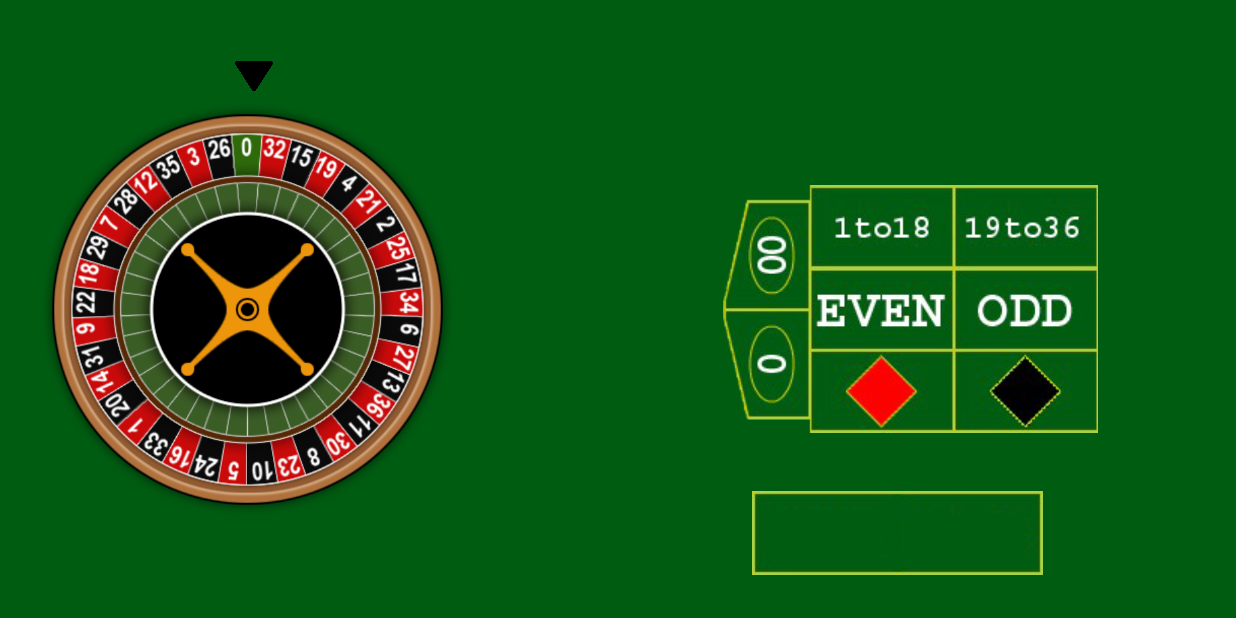
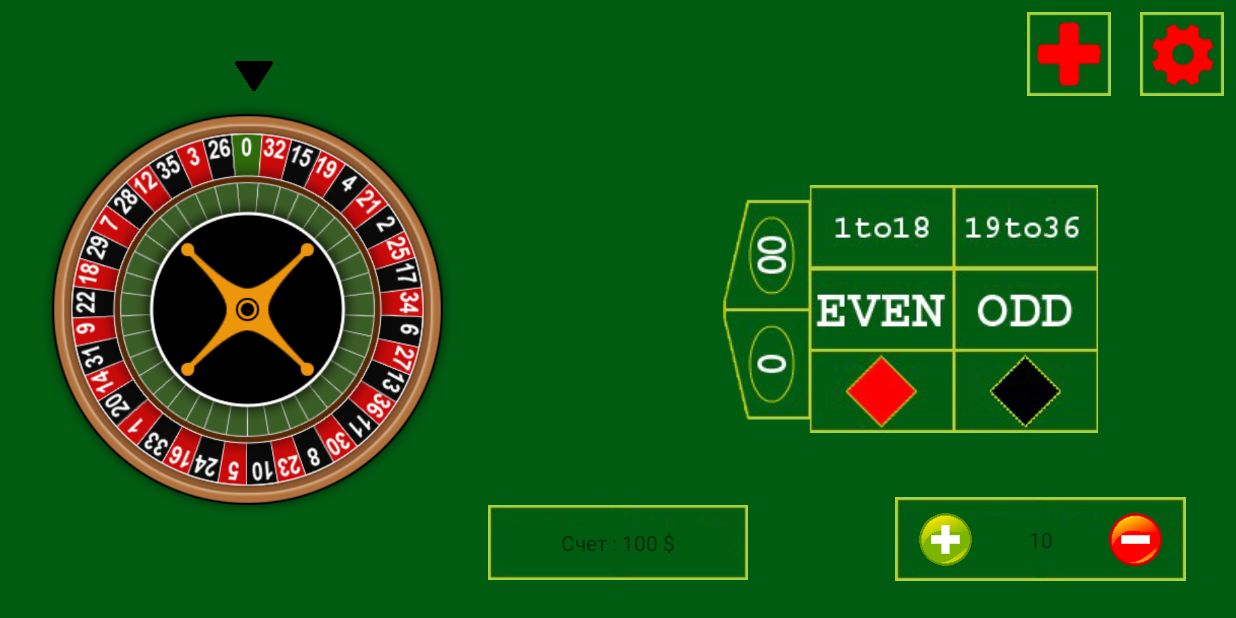
Before and after one commit to Sm1the/CasinoRoyale, an Android app: the screen it shows after launch (MainActivity), on a phone screen of 824 x 412 dp (held sideways). Run offline under Robolectric (Android 15) with nearby library versions, the phone set to English and light mode, and no system bars.

Commit message:
Push project on git

```diff
--- a/app/src/main/java/com/anypixelstudio/casinoroyale/MainActivity.java
+++ b/app/src/main/java/com/anypixelstudio/casinoroyale/MainActivity.java
@@ -7,12 +7,19 @@ import android.view.animation.Animation;
 import android.view.animation.DecelerateInterpolator;
 import android.view.animation.RotateAnimation;
 import android.widget.ImageView;
+import android.widget.TextView;
+import android.widget.Toast;
 
 import java.util.Random;
 
 public class MainActivity extends AppCompatActivity {
 
     ImageView spinWheel;
+    TextView setUserMoney;
+    TextView setStake;
+    int userMoney = 100;
+    int userStake = 10;
+    int Stake = 10;
     Random random;
     int degree = 0, degree_old = 0;
 
@@ -21,8 +28,12 @@ public class MainActivity extends AppCompatActivity {
         super.onCreate(savedInstanceState);
         setContentView(R.layout.activity_main);
 
+        spinWheel = findViewById(R.id.iv_SpinWheel);
+        setUserMoney = findViewById(R.id.tv_Money);
+        setStake = findViewById(R.id.tv_Stake);
+
         random = new Random();
-        spinWheel = findViewById(R.id.iv_SpinWheel);
+        setUserMoney.setText("Счет : "+userMoney+" $");
 
     }
 
@@ -51,4 +62,30 @@ public class MainActivity extends AppCompatActivity {
         });
         spinWheel.startAnimation(rotateAnimation);
     }
+
+    public void plusStake(View view){
+        if (userStake < userMoney){
+            userStake = userStake + Stake;
+            setStake.setText(userStake+"");
+        }else{
+            Toast.makeText(MainActivity.this, "У нас недостаточно средств!",
+                    Toast.LENGTH_LONG).show();
+        }
+
+    }
+
+    public void minusStake(View view){
+        if (userStake > Stake){
+            userStake = userStake - Stake;
+            setStake.setText(userStake+"");
+
+        }else{
+           Toast.makeText(MainActivity.this, "Минимальная ставка 10$",
+                    Toast.LENGTH_LONG).show();
+            userStake = 10;
+            setStake.setText("10");
+        }
+
+
+    }
 }
--- a/app/src/main/res/layout/activity_main.xml
+++ b/app/src/main/res/layout/activity_main.xml
@@ -71,10 +71,101 @@
         android:layout_marginBottom="8dp"
         app:layout_constraintBottom_toBottomOf="parent"
         app:layout_constraintEnd_toEndOf="parent"
-        app:layout_constraintHorizontal_bias="0.803"
+        app:layout_constraintHorizontal_bias="0.959"
         app:layout_constraintStart_toStartOf="parent"
         app:layout_constraintTop_toTopOf="parent"
-        app:layout_constraintVertical_bias="0.939"
+        app:layout_constraintVertical_bias="0.95"
         app:srcCompat="@drawable/field" />
 
+    <ImageView
+        android:id="@+id/iv_fieldMoney"
+        android:layout_width="200dp"
+        android:layout_height="50dp"
+        android:layout_marginStart="8dp"
+        android:layout_marginTop="8dp"
+        android:layout_marginEnd="8dp"
+        android:layout_marginBottom="8dp"
+        app:layout_constraintBottom_toBottomOf="parent"
+        app:layout_constraintEnd_toEndOf="parent"
+        app:layout_constraintStart_toStartOf="parent"
+        app:layout_constraintTop_toTopOf="parent"
+        app:layout_constraintVertical_bias="0.95"
+        app:srcCompat="@drawable/field" />
+
+    <TextView
+        android:id="@+id/tv_Money"
+        android:layout_width="wrap_content"
+        android:layout_height="wrap_content"
+        android:text="Счет : 100 $"
+        app:layout_constraintBottom_toBottomOf="@+id/iv_fieldMoney"
+        app:layout_constraintEnd_toEndOf="@+id/iv_fieldMoney"
+        app:layout_constraintStart_toStartOf="@+id/iv_fieldMoney"
+        app:layout_constraintTop_toTopOf="@+id/iv_fieldMoney" />
+
+    <ImageView
+        android:id="@+id/iv_settingApp"
+        android:layout_width="wrap_content"
+        android:layout_height="wrap_content"
+        android:layout_marginStart="8dp"
+        android:layout_marginTop="8dp"
+        android:layout_marginEnd="8dp"
+        android:layout_marginBottom="8dp"
+        app:layout_constraintBottom_toBottomOf="parent"
+        app:layout_constraintEnd_toEndOf="parent"
+        app:layout_constraintHorizontal_bias="1.0"
+        app:layout_constraintStart_toStartOf="parent"
+        app:layout_constraintTop_toTopOf="parent"
+        app:layout_constraintVertical_bias="0.0"
+        app:srcCompat="@drawable/setting_app" />
+
+    <ImageView
+        android:id="@+id/iv_plusMoney"
+        android:layout_width="wrap_content"
+        android:layout_height="wrap_content"
+        android:layout_marginStart="8dp"
+        android:layout_marginTop="8dp"
+        android:layout_marginEnd="8dp"
+        android:layout_marginBottom="8dp"
+        app:layout_constraintBottom_toBottomOf="parent"
+        app:layout_constraintEnd_toEndOf="parent"
+        app:layout_constraintHorizontal_bias="0.9"
+        app:layout_constraintStart_toStartOf="parent"
+        app:layout_constraintTop_toTopOf="parent"
+        app:layout_constraintVertical_bias="0.0"
+        app:srcCompat="@drawable/plusmoney" />
+
+    <ImageView
+        android:id="@+id/iv_Plus"
+        android:layout_width="35dp"
+        android:layout_height="35dp"
+        android:onClick="plusStake"
+        app:layout_constraintBottom_toBottomOf="@+id/iv_Field"
+        app:layout_constraintEnd_toEndOf="@+id/iv_Field"
+        app:layout_constraintHorizontal_bias="0.1"
+        app:layout_constraintStart_toStartOf="@+id/iv_Field"
+        app:layout_constraintTop_toTopOf="@+id/iv_Field"
+        app:srcCompat="@drawable/plus" />
+
+    <ImageView
+        android:id="@+id/iv_Minus"
+        android:layout_width="35dp"
+        android:layout_height="35dp"
+        android:onClick="minusStake"
+        app:layout_constraintBottom_toBottomOf="@+id/iv_Field"
+        app:layout_constraintEnd_toEndOf="@+id/iv_Field"
+        app:layout_constraintHorizontal_bias="0.9"
+        app:layout_constraintStart_toStartOf="@+id/iv_Field"
+        app:layout_constraintTop_toTopOf="@+id/iv_Field"
+        app:srcCompat="@drawable/minus" />
+
+    <TextView
+        android:id="@+id/tv_Stake"
+        android:layout_width="wrap_content"
+        android:layout_height="wrap_content"
+        android:text="10"
+        app:layout_constraintBottom_toBottomOf="@+id/iv_Field"
+        app:layout_constraintEnd_toEndOf="@+id/iv_Field"
+        app:layout_constraintStart_toStartOf="@+id/iv_Field"
+        app:layout_constraintTop_toTopOf="@+id/iv_Field" />
+
 </android.support.constraint.ConstraintLayout>
```
Also changed, not shown: app/src/main/res/drawable/ask.png (added), app/src/main/res/drawable/plusmoney.png (added), app/src/main/res/drawable/setting_app.png (added).
